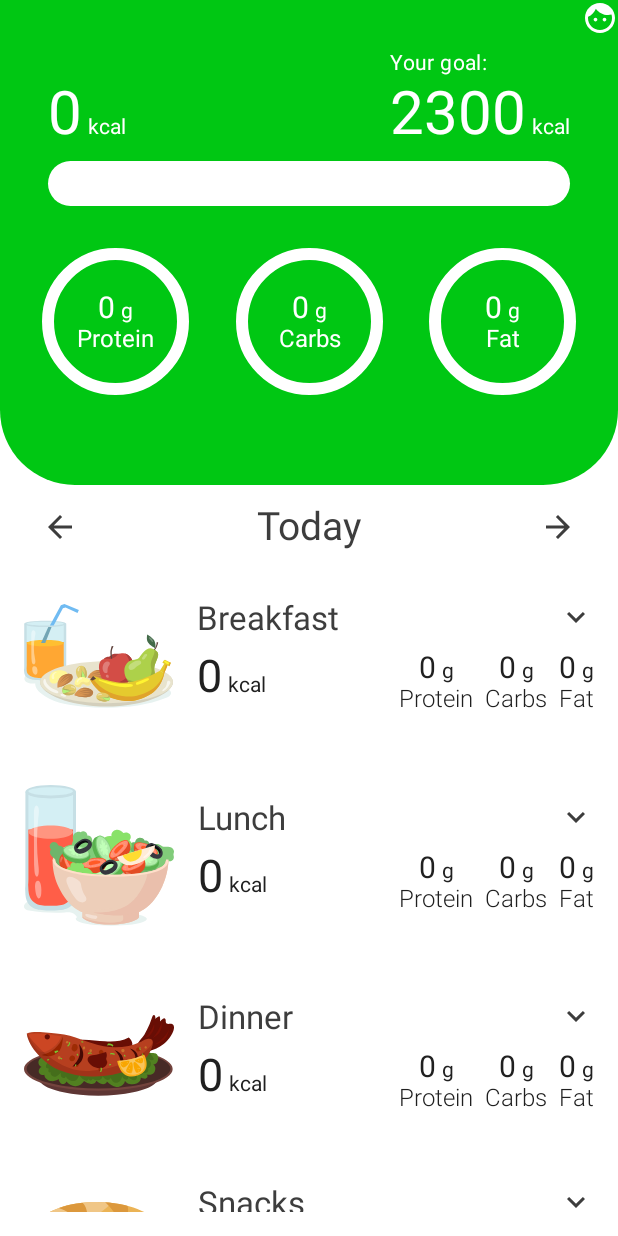
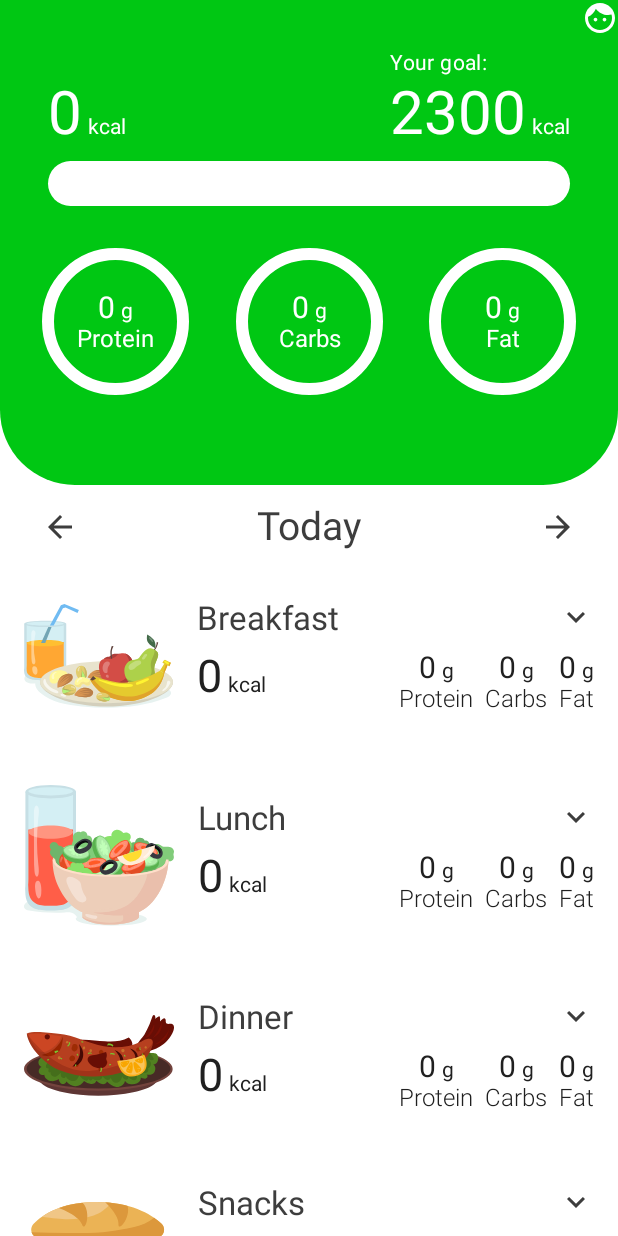
Before and after one commit to SVadimko/FoodTrackerApp, an Android app built with Jetpack Compose: the TrackerOverviewScreen screen opened through its navigation route, on a phone screen of 412 x 824 dp. Run offline under Robolectric (Android 15) with nearby library versions, the phone set to English and light mode, and no system bars; our stand-ins replace Dagger/Hilt's generated code, Room's generated code.

Commit message:
added splash screen, some bug fixes

```diff
--- a/app/build.gradle.kts
+++ b/app/build.gradle.kts
@@ -57,6 +57,8 @@ dependencies {
     implementation(Compose.navigation)
     implementation(Compose.viewModelCompose)
     implementation(Compose.activityCompose)
+    implementation(Compose.splashScreenCompose)
+
 
     implementation(DaggerHilt.hiltAndroid)
     kapt(DaggerHilt.hiltCompiler)
--- a/app/src/main/AndroidManifest.xml
+++ b/app/src/main/AndroidManifest.xml
@@ -14,12 +14,12 @@
         android:label="@string/app_name"
         android:roundIcon="@mipmap/ic_logo"
         android:supportsRtl="true"
-        android:theme="@style/Theme.FoodTrackerApp"
+        android:theme="@style/Theme.FoodTrackerApp.Starting"
         tools:targetApi="31">
         <activity
             android:name=".MainActivity"
             android:exported="true"
-            android:theme="@style/Theme.FoodTrackerApp">
+            android:theme="@style/Theme.FoodTrackerApp.Starting">
             <intent-filter>
                 <action android:name="android.intent.action.MAIN" />
 
--- a/app/src/main/java/com/vadimko/foodtrackerapp/MainActivity.kt
+++ b/app/src/main/java/com/vadimko/foodtrackerapp/MainActivity.kt
@@ -3,6 +3,7 @@ package com.vadimko.foodtrackerapp
 import android.os.Bundle
 import androidx.activity.ComponentActivity
 import androidx.activity.compose.setContent
+import androidx.activity.viewModels
 import androidx.compose.foundation.layout.fillMaxSize
 import androidx.compose.material.Scaffold
 import androidx.compose.material.Text
@@ -10,6 +11,7 @@ import androidx.compose.material.rememberScaffoldState
 import androidx.compose.runtime.Composable
 import androidx.compose.ui.Modifier
 import androidx.compose.ui.tooling.preview.Preview
+import androidx.core.splashscreen.SplashScreen.Companion.installSplashScreen
 import androidx.navigation.NavType
 import androidx.navigation.compose.NavHost
 import androidx.navigation.compose.composable
@@ -37,8 +39,13 @@ class MainActivity : ComponentActivity() {
     @Inject
     lateinit var prefs: Preferences
 
+    private val viewModel: MainVM by viewModels()
+
     override fun onCreate(savedInstanceState: Bundle?) {
         super.onCreate(savedInstanceState)
+        installSplashScreen().setKeepOnScreenCondition{
+            viewModel.isLoading.value
+        }
         setContent {
             FoodTrackerAppTheme {
                 // A surface container using the 'background' color from the theme
--- /dev/null
+++ b/app/src/main/java/com/vadimko/foodtrackerapp/MainVM.kt
@@ -0,0 +1,21 @@
+package com.vadimko.foodtrackerapp
+
+import androidx.lifecycle.ViewModel
+import androidx.lifecycle.viewModelScope
+import kotlinx.coroutines.delay
+import kotlinx.coroutines.flow.MutableStateFlow
+import kotlinx.coroutines.flow.asStateFlow
+import kotlinx.coroutines.launch
+
+class MainVM: ViewModel() {
+
+    private val _isLoading = MutableStateFlow(true)
+    val isLoading = _isLoading.asStateFlow()
+
+    init {
+        viewModelScope.launch {
+            delay(2000)
+            _isLoading.value = false
+        }
+    }
+}
--- a/app/src/main/java/com/vadimko/foodtrackerapp/TODO.kt
+++ b/app/src/main/java/com/vadimko/foodtrackerapp/TODO.kt
@@ -5,7 +5,7 @@ package com.vadimko.foodtrackerapp
 //changing date via date picker
 //ability to change height, weight etc data???
 //showing BMI?
-//loadingScreen
+//onError response state
 //pagination for search request
 //detail trackable food screen
 //pulltorefresh
@@ -13,3 +13,4 @@ package com.vadimko.foodtrackerapp
 //DONE
 //user name
 // change app icon
+// loadingScreen
--- a/app/src/main/res/values/themes.xml
+++ b/app/src/main/res/values/themes.xml
@@ -19,5 +19,5 @@
 
     <style name="Theme.FoodTrackerApp.AppBarOverlay" parent="ThemeOverlay.AppCompat.Dark.ActionBar" />
 
-    <style name="Theme.FoodTrackerrApp.PopupOverlay" parent="ThemeOverlay.AppCompat.Light" />
+    <style name="Theme.FoodTrackerApp.PopupOverlay" parent="ThemeOverlay.AppCompat.Light" />
 </resources>
--- a/build.gradle.kts
+++ b/build.gradle.kts
@@ -5,12 +5,10 @@ buildscript {
         mavenCentral()
     }
     dependencies {
-        //classpath("com.android.tools.build:gradle:7.0.4")
         classpath(Build.androidBuildTools)
         classpath(Build.hiltAndroidGradlePlugin)
         classpath(Build.kotlinGradlePlugin)
-        classpath("org.jetbrains.kotlin:kotlin-gradle-plugin:1.7.10")
-        classpath("com.android.tools.build:gradle:7.0.4")
+        //classpath("com.android.tools.build:gradle:7.0.4")
         //classpath("org.jetbrains.kotlin:kotlin-gradle-plugin:1.5.21")
 
         // NOTE: Do not place your application dependencies here; they belong
--- a/buildSrc/src/main/java/Compose.kt
+++ b/buildSrc/src/main/java/Compose.kt
@@ -19,4 +19,7 @@ object Compose {
 
     private const val lifecycleVersion = "2.4.0"
     const val viewModelCompose = "androidx.lifecycle:lifecycle-viewmodel-compose:$lifecycleVersion"
+
+    private const val splashScreenVersion = "1.0.0"
+    const val splashScreenCompose = "androidx.core:core-splashscreen:$splashScreenVersion"
 }
--- a/buildSrc/src/main/java/ProjectConfig.kt
+++ b/buildSrc/src/main/java/ProjectConfig.kt
@@ -1,7 +1,7 @@
 object ProjectConfig {
     const val appId = "com.vadimko.foodtrackerapp"
     const val compileSdk = 31
-    const val minSdk = 21
+    const val minSdk = 26
     const val targetSdk = 31
     const val versionCode = 1
     const val versionName = "1.0"
--- a/tracker/tracker_presentation/src/main/java/com/vadimko/tracker_presentation/tracker_overview/TrackerOverviewScreen.kt
+++ b/tracker/tracker_presentation/src/main/java/com/vadimko/tracker_presentation/tracker_overview/TrackerOverviewScreen.kt
@@ -26,7 +26,6 @@ fun TrackerOverviewScreen(
     LazyColumn(
         modifier = Modifier
             .fillMaxSize()
-            .padding(bottom = spacing.spaceMedium)
     ) {
         item {
             NutrientsHeader(state = state)
```
